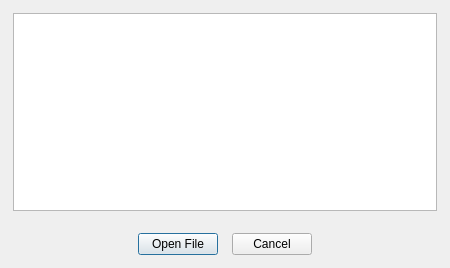
copperspice/diamond, file forms/dialog_open.ui: the form before one commit.
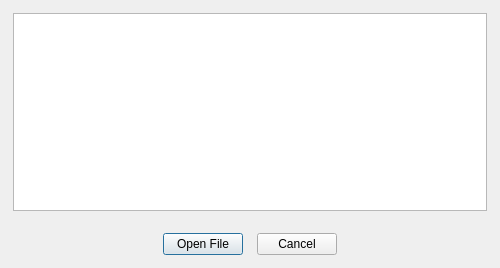
The form after the commit.

```diff
--- a/forms/dialog_open.ui
+++ b/forms/dialog_open.ui
@@ -9,13 +9,13 @@
    <rect>
     <x>0</x>
     <y>0</y>
-    <width>450</width>
+    <width>500</width>
     <height>268</height>
    </rect>
   </property>
   <property name="minimumSize">
    <size>
-    <width>450</width>
+    <width>500</width>
     <height>0</height>
    </size>
   </property>
```
